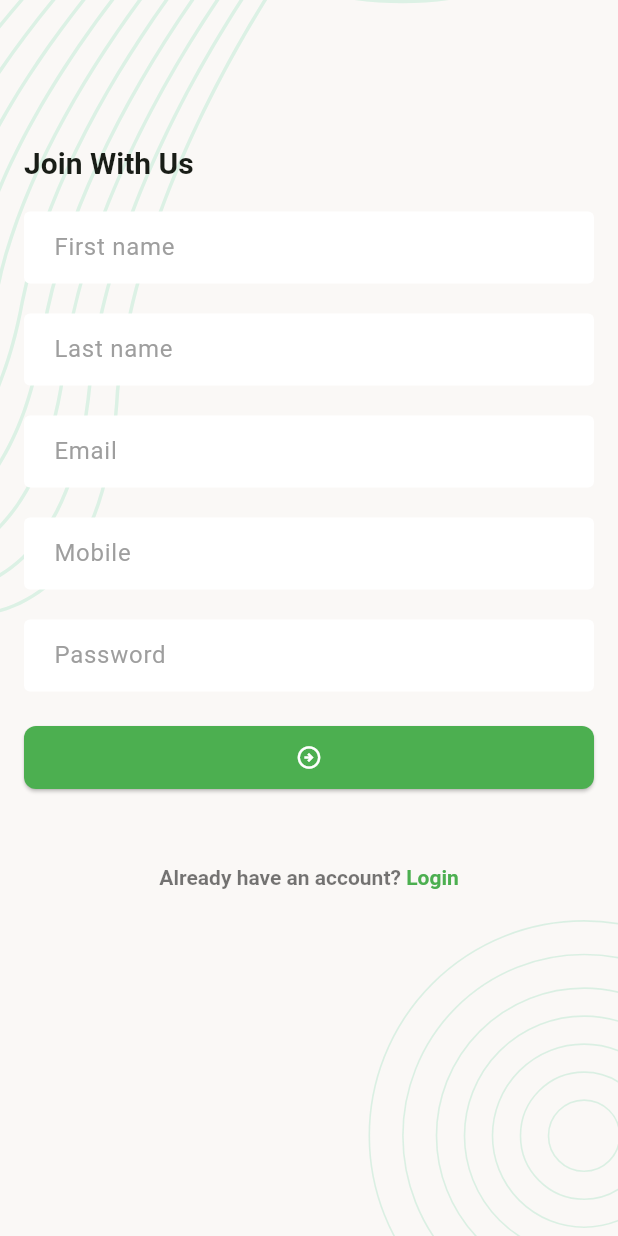
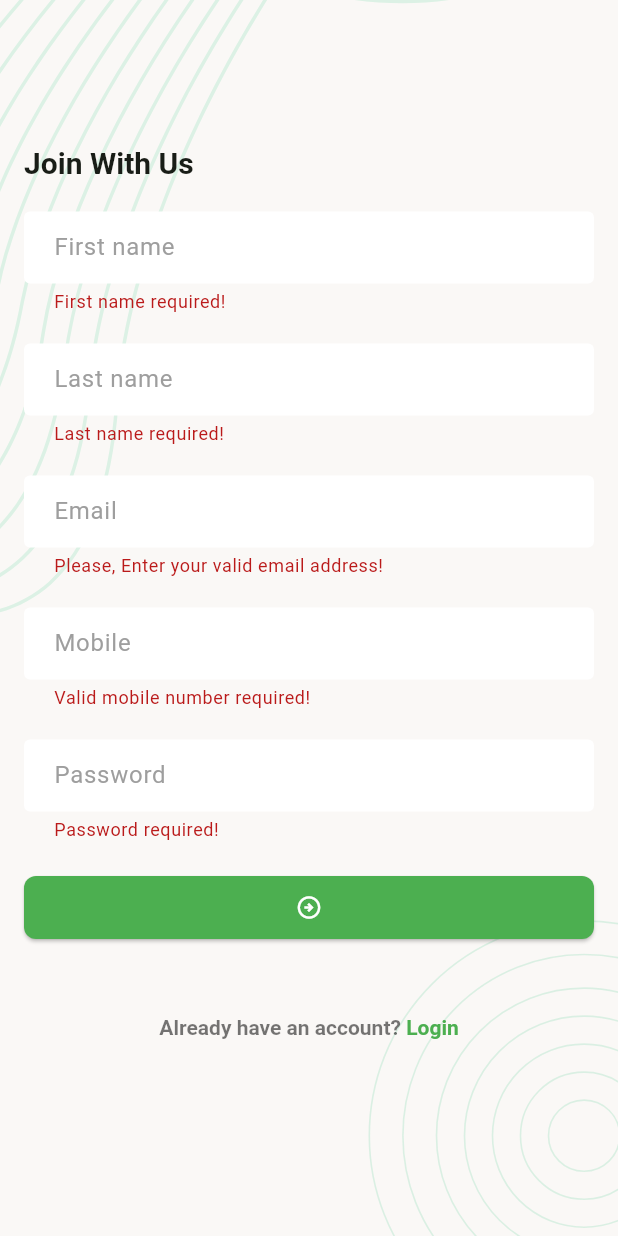
Before and after one commit to Nhrepon/Task-Manager-Flutter, a Flutter app: the SignupScreen screen opened directly, after a tap on the "arrow circle right" icon, on a phone screen of 412 x 824 dp. Run offline on Flutter 3.47's test engine with Material 3 defaults, Android fonts, the phone set to English and light mode, and no system bars; our stand-ins replace flutter_svg, pin_code_fields.

Commit message:
version: 1.0

```diff
--- a/lib/app.dart
+++ b/lib/app.dart
@@ -3,6 +3,7 @@ import 'package:task_manager/ui/screen/add_new_task_screen.dart';
 import 'package:task_manager/ui/screen/forget_password_screen.dart';
 import 'package:task_manager/ui/screen/home_screen.dart';
 import 'package:task_manager/ui/screen/login_screen.dart';
+import 'package:task_manager/ui/screen/profile_update_screen.dart';
 import 'package:task_manager/ui/screen/reset_password_screen.dart';
 import 'package:task_manager/ui/screen/signup_screen.dart';
 import 'package:task_manager/ui/screen/splash_screen.dart';
@@ -80,6 +81,8 @@ class TaskManager extends StatelessWidget {
           widget = const HomeScreen();
         }else if(settings.name == AddNewTaskScreen.name){
           widget = const AddNewTaskScreen();
+        }else if(settings.name == ProfileUpdateScreen.name){
+          widget = const ProfileUpdateScreen();
         }
         return MaterialPageRoute(builder: (_)=>widget);
       },
--- /dev/null
+++ b/lib/data/services/apiList.dart
@@ -0,0 +1,7 @@
+class ApiList{
+  static const String baseUrl = "https://task.teamrabbil.com/api/v1";
+
+  static const String registration = '$baseUrl/registration';
+  static const String login = '$baseUrl/login';
+
+}
--- a/lib/ui/screen/add_new_task_screen.dart
+++ b/lib/ui/screen/add_new_task_screen.dart
@@ -32,13 +32,13 @@ class _AddNewTaskScreenState extends State<AddNewTaskScreen> {
                 const SizedBox(height: 16,),
                 TextFormField(
                   controller: _titleTeController,
-                  decoration: InputDecoration(hintText: "Title"),
+                  decoration: const InputDecoration(hintText: "Title"),
                 ),
                 const SizedBox(height: 16,),
                 TextFormField(
                   controller: _descriptionTeController,
                   maxLines: 8,
-                  decoration: InputDecoration(hintText: "Description"),
+                  decoration: const InputDecoration(hintText: "Description"),
                 ),
                 const SizedBox(height: 16,),
                 ElevatedButton(onPressed: (){}, child: const Icon(Icons.arrow_circle_right_outlined))
--- a/lib/ui/screen/signup_screen.dart
+++ b/lib/ui/screen/signup_screen.dart
@@ -1,7 +1,11 @@
 import 'package:flutter/gestures.dart';
 import 'package:flutter/material.dart';
+import 'package:task_manager/data/services/apiCaller.dart';
+import 'package:task_manager/data/services/apiList.dart';
 import 'package:task_manager/ui/screen/login_screen.dart';
 import 'package:task_manager/ui/utility/colors.dart';
+import 'package:task_manager/ui/widgets/ProgressInButton.dart';
+import 'package:task_manager/ui/widgets/SnackBarMessage.dart';
 import 'package:task_manager/ui/widgets/background.dart';
 
 class SignupScreen extends StatefulWidget {
@@ -18,7 +22,7 @@ class _SignupScreenState extends State<SignupScreen> {
   final TextEditingController _emailTEController = TextEditingController();
   final TextEditingController _mobileTEController = TextEditingController();
   final TextEditingController _passwordTEController = TextEditingController();
-
+  bool _progress = true;
 
   final GlobalKey<FormState> _formKey = GlobalKey<FormState>();
   @override
@@ -40,33 +44,67 @@ class _SignupScreenState extends State<SignupScreen> {
                   controller: _firstNameTEController,
                   keyboardType: TextInputType.emailAddress,
                   decoration:  const InputDecoration(hintText: "First name",),
+                  validator: (String? value){
+                    if(value?.trim().isEmpty ?? true){
+                      return "First name required!";
+                    }
+                    return null;
+                  },
                 ),const SizedBox(height: 20,),
                 TextFormField(
                   controller: _lastNameTEController,
                   keyboardType: TextInputType.emailAddress,
                   decoration:  const InputDecoration(hintText: "Last name",),
+                  validator: (String? value){
+                    if(value?.trim().isEmpty ?? true){
+                      return "Last name required!";
+                    }
+                    return null;
+                  },
                 ),const SizedBox(height: 20,),
                 TextFormField(
                   controller: _emailTEController,
                   keyboardType: TextInputType.emailAddress,
                   decoration:  const InputDecoration(hintText: "Email",),
+                  validator: (String? value){
+                    if(value?.trim().isEmpty ?? true){
+                      return "Please, Enter your valid email address!";
+                    }
+                    return null;
+                  },
                 ),
                 const SizedBox(height: 20,),
                 TextFormField(
                   controller: _mobileTEController,
                   keyboardType: TextInputType.emailAddress,
                   decoration:  const InputDecoration(hintText: "Mobile",),
+                  validator: (String? value){
+                    if(value?.trim().isEmpty ?? true){
+                      return "Valid mobile number required!";
+                    }
+                    return null;
+                  },
                 ),
                 const SizedBox(height: 20,),
                 TextFormField(
                   controller: _passwordTEController,
                   obscureText: true,
                   decoration:  const InputDecoration(hintText: "Password",),
+                  validator: (String? value){
+                    if(value?.trim().isEmpty ?? true){
+                      return "Password required!";
+                    }
+                    return null;
+                  },
                 ),
                 const SizedBox(height: 20,),
-                ElevatedButton(
-                  onPressed: (){},
-                  child: const Icon(Icons.arrow_circle_right_outlined),
+                Visibility(
+                  visible: _progress,
+                  replacement: const ProgressInButton(),
+                  child: ElevatedButton(
+                    onPressed: _onTapSignUpButton,
+                    child: const Icon(Icons.arrow_circle_right_outlined),
+                  ),
                 ),
                 const SizedBox(height: 48,),
 
@@ -85,6 +123,41 @@ class _SignupScreenState extends State<SignupScreen> {
     );
   }
 
+  void _onTapSignUpButton(){
+    if(_formKey.currentState!.validate()){
+      _userRegistration();
+    }
+  }
+
+  Future<void> _userRegistration()async{
+    _progress = false;
+    setState(() {});
+    Map<String, dynamic> reqBody = {
+      'firstName': _firstNameTEController.text.trim(),
+      'lastName': _lastNameTEController.text.trim(),
+      'email': _emailTEController.text.trim(),
+      'mobile': _mobileTEController.text.trim(),
+      'password': _passwordTEController.text,
+      'photo': "https://avatars.githubusercontent.com/u/54746335?s=400&u=ff3fab88ecfe57f74216b035ad540bc5b7a36cd9&v=4",
+    };
+    final NetworkResponse response = await ApiCaller.postRequest(url: ApiList.registration, body: reqBody);
+    _progress = true;
+    setState(() {});
+    if(response.isSuccess){
+      _clearField();
+      ShowSnackBarMessage(context, response.message);
+    }else{
+      ShowSnackBarMessage(context, response.message);
+    }
+  }
+  void _clearField(){
+    _firstNameTEController.clear();
+    _lastNameTEController.clear();
+    _emailTEController.clear();
+    _mobileTEController.clear();
+    _passwordTEController.clear();
+  }
+
 
   Widget _buildLoginSection() {
     return RichText(text: TextSpan(text: "Already have an account? ",
@@ -95,7 +168,7 @@ class _SignupScreenState extends State<SignupScreen> {
                       children: [
                         TextSpan(text: "Login", style: const TextStyle(color: appColors.themeColor),
                             recognizer: TapGestureRecognizer()..onTap=(){
-                          Navigator.pushNamed(context, LoginScreen.name);
+                          Navigator.pushReplacementNamed(context, LoginScreen.name);
                             }
                         ),
                       ]),);
--- a/lib/ui/screen/splash_screen.dart
+++ b/lib/ui/screen/splash_screen.dart
@@ -9,10 +9,10 @@ class SplashScreen extends StatefulWidget {
 
   static const String name  = '/';
   @override
-  State<SplashScreen> createState()=> _splashScreen();
+  State<SplashScreen> createState()=> _SplashScreen();
 }
 
-class _splashScreen extends State<SplashScreen>{
+class _SplashScreen extends State<SplashScreen>{
   @override
   void initState(){
     super.initState();
--- a/pubspec.yaml
+++ b/pubspec.yaml
@@ -23,6 +23,7 @@ dev_dependencies:
   flutter_lints: ^4.0.0
   flutter_svg: ^2.0.17
   pin_code_fields: ^8.0.1
+  http: ^1.3.0
 
 flutter:
 
```
Also changed, not shown: lib/data/services/apiCaller.dart (added, +71 -0 lines), lib/ui/screen/login_screen.dart (+63 -6 lines), lib/ui/screen/profile_update_screen.dart (added, +123 -0 lines), lib/ui/widgets/ProgressInButton.dart (added, +10 -0 lines), lib/ui/widgets/SnackBarMessage.dart (added, +7 -0 lines), lib/ui/widgets/appBar.dart (+15 -6 lines), pubspec.lock.
